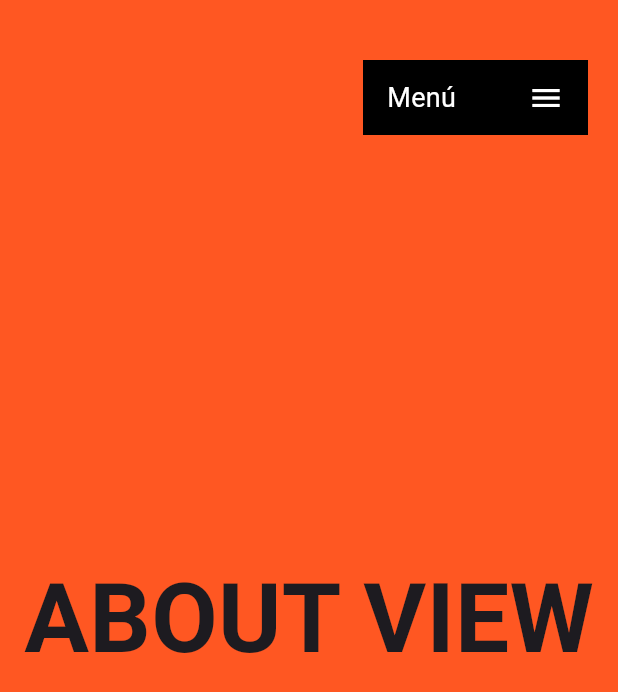
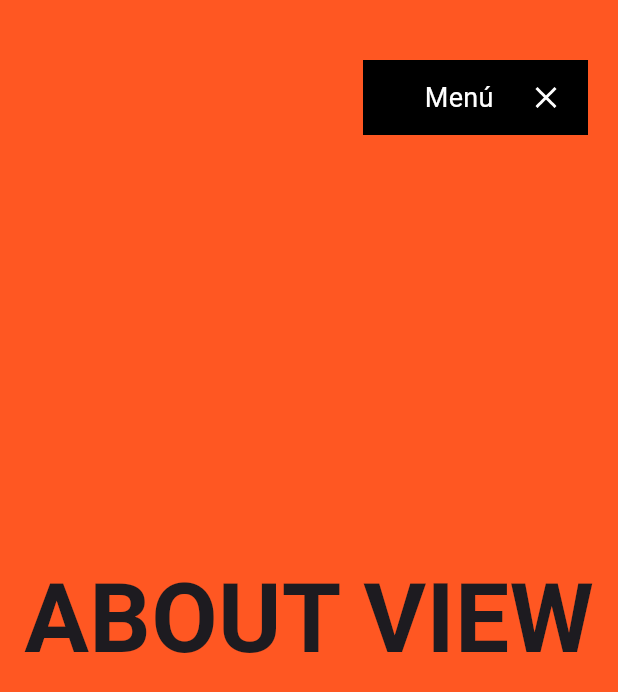
Before and after one commit to LuisGamas/flutter_landing_page, a Flutter app: the screen it shows after launch, scrolled down 576 dp, after a tap on "Menú", on a phone screen of 412 x 824 dp. Shown: the top 692 px of the screen. Run offline on Flutter 3.47's test engine with Material 3 defaults, Android fonts, the phone set to English and light mode, and no system bars; our stand-ins replace fluro, google_fonts.

Commit message:
Update
Animated menu initialized

```diff
--- a/lib/ui/shared/custom_app_menu.dart
+++ b/lib/ui/shared/custom_app_menu.dart
@@ -8,13 +8,33 @@ class CustomAppMenu extends StatefulWidget {
   State<CustomAppMenu> createState() => _CustomAppMenuState();
 }
 
-class _CustomAppMenuState extends State<CustomAppMenu> {
+class _CustomAppMenuState extends State<CustomAppMenu> with SingleTickerProviderStateMixin{
+
+  bool isOpen = false;
+  late AnimationController controller;
+
+  @override
+  void initState() {
+    super.initState();
+    controller = AnimationController(
+      vsync: this,
+      duration: const Duration(milliseconds: 200)
+    );
+  }
+
   @override
   Widget build(BuildContext context) {
     return MouseRegion(
       cursor: SystemMouseCursors.click,
       child: GestureDetector(
-        onTap: () { },
+        onTap: () {
+
+          isOpen ? controller.reverse() : controller.forward();
+
+          setState(() {
+            isOpen = !isOpen;
+          });
+        },
         child: Container(
           padding: const EdgeInsets.symmetric(horizontal: 16),
           width: 150,
@@ -23,6 +43,12 @@ class _CustomAppMenuState extends State<CustomAppMenu> {
           child: Row(
             children: [
 
+              AnimatedContainer(
+                duration: const Duration(milliseconds: 200),
+                curve: Curves.easeInOut,
+                width: isOpen ? 25 : 0,
+              ),
+
               Text(
                 'Menú',
                 style: GoogleFonts.robotoFlex(color: Colors.white, fontSize: 18),
@@ -30,8 +56,9 @@ class _CustomAppMenuState extends State<CustomAppMenu> {
 
               const Spacer(),
 
-              const Icon(
-                Icons.menu,
+              AnimatedIcon(
+                icon: AnimatedIcons.menu_close,
+                progress: controller,
                 color: Colors.white,
               )
 
```
